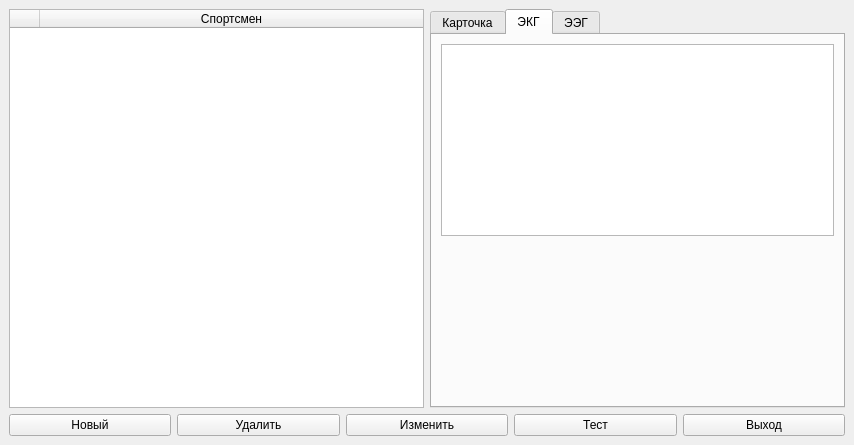
This is gui/design.ui in egorguslyan/kvantoriada as Qt 5 draws it before an edit. The edited form follows.
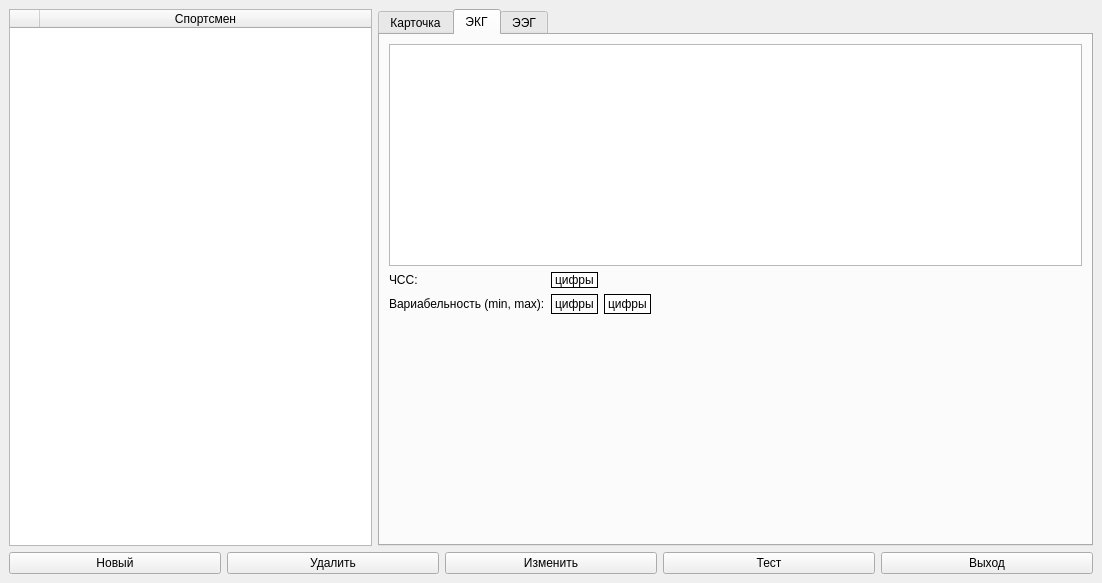
This is the edited form. The open tabs and pages were chosen to show the change.

Diff of the .ui file:
```diff
--- a/gui/design.ui
+++ b/gui/design.ui
@@ -9,8 +9,8 @@
    <rect>
     <x>0</x>
     <y>0</y>
-    <width>854</width>
-    <height>445</height>
+    <width>1102</width>
+    <height>583</height>
    </rect>
   </property>
   <property name="windowTitle">
@@ -22,6 +22,12 @@
      <layout class="QHBoxLayout" name="horizontalLayout">
       <item>
        <widget class="QTableWidget" name="table">
+        <property name="maximumSize">
+         <size>
+          <width>363</width>
+          <height>16777215</height>
+         </size>
+        </property>
         <attribute name="horizontalHeaderMinimumSectionSize">
          <number>10</number>
         </attribute>
@@ -275,7 +281,76 @@
          </attribute>
          <layout class="QVBoxLayout" name="verticalLayout_3">
           <item>
-           <widget class="QGraphicsView" name="canvasECG"/>
+           <widget class="QGraphicsView" name="graphicsView"/>
+          </item>
+          <item>
+           <layout class="QGridLayout" name="gridLayout">
+            <item row="0" column="1">
+             <widget class="QLabel" name="label_2">
+              <property name="styleSheet">
+               <string notr="true">background-color: rgb(255, 255, 255);
+border-color: rgb(0, 0, 0);</string>
+              </property>
+              <property name="frameShape">
+               <enum>QFrame::Box</enum>
+              </property>
+              <property name="text">
+               <string>цифры</string>
+              </property>
+             </widget>
+            </item>
+            <item row="0" column="0">
+             <widget class="QLabel" name="label">
+              <property name="text">
+               <string>ЧСС:</string>
+              </property>
+             </widget>
+            </item>
+            <item row="1" column="2">
+             <widget class="QLabel" name="label_4">
+              <property name="styleSheet">
+               <string notr="true">background-color: rgb(255, 255, 255);
+border-color: rgb(0, 0, 0);</string>
+              </property>
+              <property name="frameShape">
+               <enum>QFrame::Box</enum>
+              </property>
+              <property name="text">
+               <string>цифры</string>
+              </property>
+             </widget>
+            </item>
+            <item row="1" column="0">
+             <widget class="QLabel" name="label_5">
+              <property name="text">
+               <string>Вариабельность (min, max):</string>
+              </property>
+             </widget>
+            </item>
+            <item row="1" column="1">
+             <widget class="QLabel" name="label_3">
+              <property name="frameShape">
+               <enum>QFrame::Box</enum>
+              </property>
+              <property name="text">
+               <string>цифры</string>
+              </property>
+             </widget>
+            </item>
+            <item row="1" column="3">
+             <spacer name="horizontalSpacer_4">
+              <property name="orientation">
+               <enum>Qt::Horizontal</enum>
+              </property>
+              <property name="sizeHint" stdset="0">
+               <size>
+                <width>40</width>
+                <height>20</height>
+               </size>
+              </property>
+             </spacer>
+            </item>
+           </layout>
           </item>
           <item>
            <spacer name="verticalSpacer_2">
```
Left out of the diff: 36 changed lines with no effect on the pictures.
